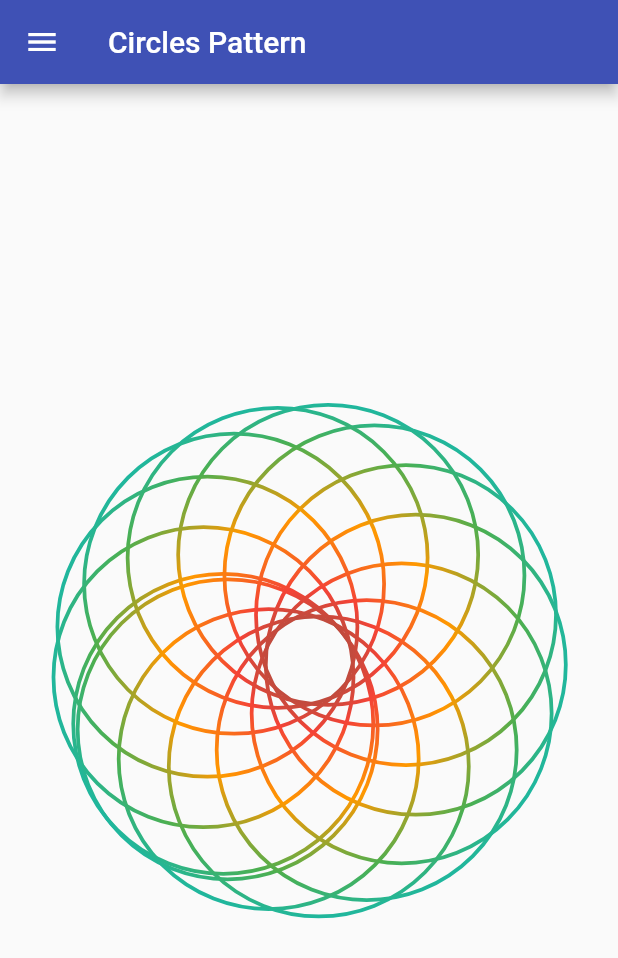
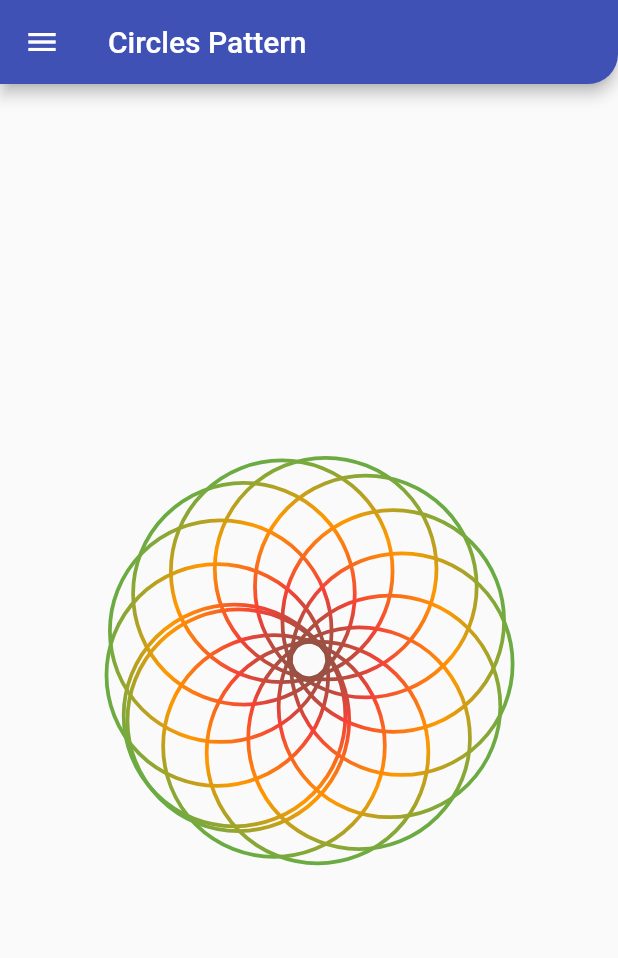
Before and after one commit to amir-msh/flutter_showcase, a Flutter app: the screen it shows after launch, on a phone screen of 412 x 824 dp. Shown: the top 958 px of the screen. Run offline on Flutter 3.47's test engine with Material 2 defaults, Android fonts, the light colour scheme and no system bars.

Commit message:
CirclesPatternShowcase is responsive now

```diff
--- a/lib/main.dart
+++ b/lib/main.dart
@@ -8,13 +8,19 @@ void main() {
 class App extends StatelessWidget {
   const App({super.key});
 
-  // This widget is the root of your application.
   @override
   Widget build(BuildContext context) {
     return MaterialApp(
       title: 'Flutter Showcase',
       theme: ThemeData(
         primarySwatch: Colors.indigo,
+        appBarTheme: const AppBarTheme(
+          shape: RoundedRectangleBorder(
+            borderRadius: BorderRadius.only(
+              bottomRight: Radius.circular(20),
+            ),
+          ),
+        ),
       ),
       home: const HomePage(),
     );
--- a/lib/pages/home.dart
+++ b/lib/pages/home.dart
@@ -50,6 +50,28 @@ class _HomePageState extends State<HomePage> {
         },
       ),
       drawer: Drawer(
+        child: Column(
+          mainAxisAlignment: MainAxisAlignment.start,
+          crossAxisAlignment: CrossAxisAlignment.stretch,
+          mainAxisSize: MainAxisSize.max,
+          children: [
+            Container(
+              decoration: BoxDecoration(
+                color: Theme.of(context).primaryColor,
+                borderRadius: const BorderRadius.only(
+                  bottomRight: Radius.circular(25),
+                ),
+              ),
+              clipBehavior: Clip.antiAlias,
+              padding: const EdgeInsets.fromLTRB(15, 15, 10, 15),
+              child: Text(
+                'Showcases',
+                style: Theme.of(context).textTheme.headlineSmall!.copyWith(
+                      color: Colors.white,
+                    ),
+              ),
+            ),
+            Expanded(
               child: ListView.builder(
                 itemCount: showcaseItemsList.length,
                 itemBuilder: (context, index) {
@@ -63,6 +85,9 @@ class _HomePageState extends State<HomePage> {
                 },
               ),
             ),
+          ],
+        ),
+      ),
     );
   }
 }
```
Also changed, not shown: lib/showcases/circle_square_pattern.dart (+8 -3 lines), lib/showcases/circles_pattern.dart (+11 -3 lines). Lines whose indentation alone changed are shown as unchanged.
